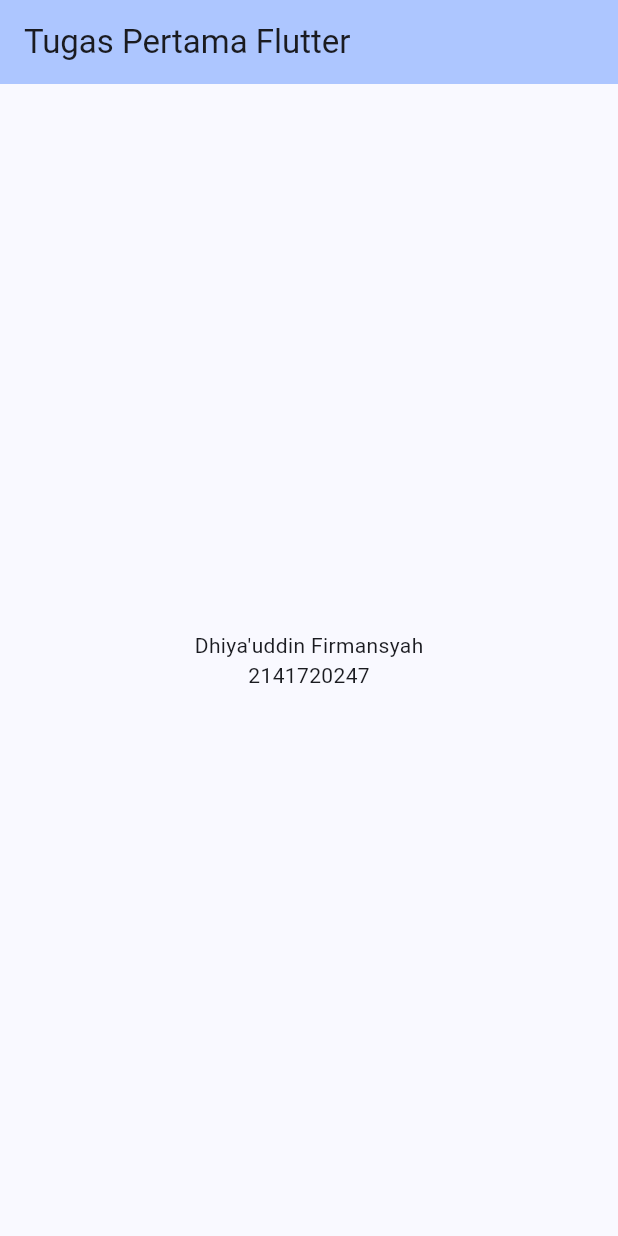
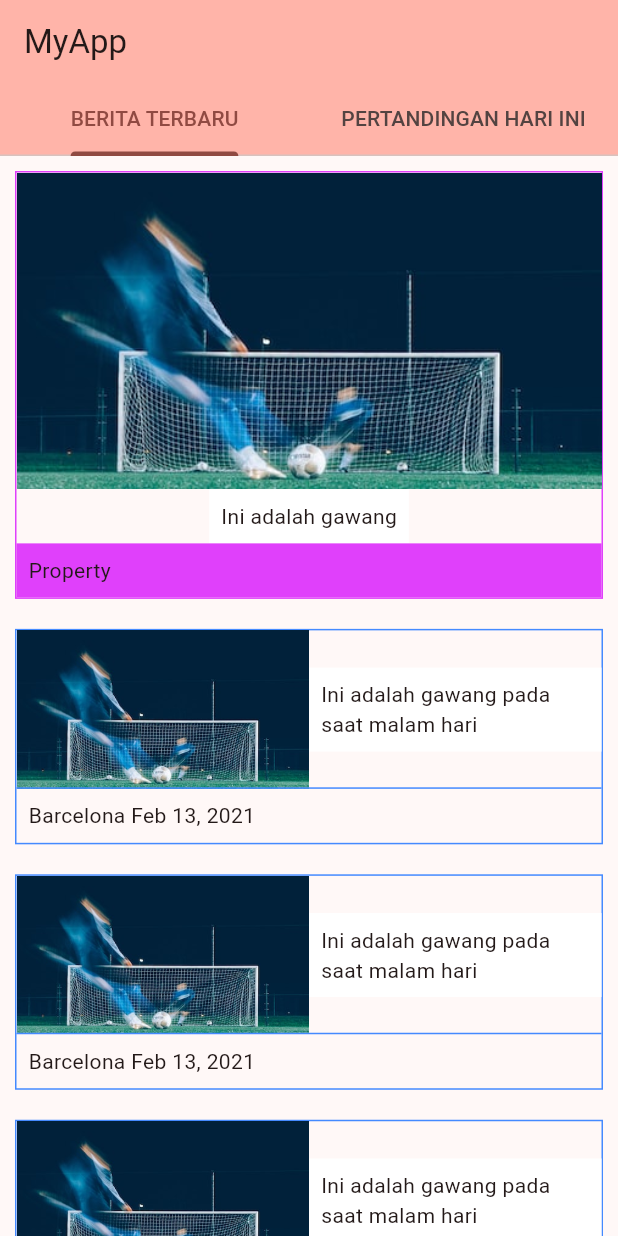
Before and after one commit to YayakFirmansyah/Pemrograman_Mobile, a Flutter app: the screen it shows after launch, on a phone screen of 412 x 824 dp. Run offline on Flutter 3.47's test engine with Material 2 defaults, Android fonts, the phone set to English and light mode, and no system bars.

Commit message:
praktikum 2.7

```diff
--- /dev/null
+++ b/lib/P1.dart
@@ -0,0 +1,55 @@
+import 'package:flutter/material.dart';
+
+void main() {
+  runApp(const MyApp());
+}
+
+class MyApp extends StatelessWidget {
+  const MyApp({super.key});
+
+  @override
+  Widget build(BuildContext context) {
+    return MaterialApp(
+      title: 'Flutter Demo',
+      theme: ThemeData(
+        colorScheme: ColorScheme.fromSeed(seedColor: Colors.blueAccent),
+        useMaterial3: true,
+      ),
+      home: const MyHomePage(title: 'Tugas Pertama Flutter'),
+    );
+  }
+}
+
+class MyHomePage extends StatefulWidget {
+  const MyHomePage({super.key, required this.title});
+  final String title;
+
+  @override
+  State<MyHomePage> createState() => _MyHomePageState();
+}
+
+class _MyHomePageState extends State<MyHomePage> {
+
+  @override
+  Widget build(BuildContext context) {
+    return Scaffold(
+      appBar: AppBar(
+        backgroundColor: Theme.of(context).colorScheme.inversePrimary,
+        title: Text(widget.title),
+      ),
+      body: const Center(
+        child: Column(
+          mainAxisAlignment: MainAxisAlignment.center,
+          children: <Widget>[
+            Text(
+              "Dhiya'uddin Firmansyah",
+            ),
+            Text(
+              "2141720247",
+            ),
+          ],
+        ),
+      ),
+    );
+  }
+}
--- a/lib/main.dart
+++ b/lib/main.dart
@@ -12,10 +12,10 @@ class MyApp extends StatelessWidget {
     return MaterialApp(
       title: 'Flutter Demo',
       theme: ThemeData(
-        colorScheme: ColorScheme.fromSeed(seedColor: Colors.blueAccent),
+        colorScheme: ColorScheme.fromSeed(seedColor: Colors.red),
         useMaterial3: true,
       ),
-      home: const MyHomePage(title: 'Tugas Pertama Flutter'),
+      home: const MyHomePage(title: 'MyApp'),
     );
   }
 }
@@ -29,27 +29,135 @@ class MyHomePage extends StatefulWidget {
 }
 
 class _MyHomePageState extends State<MyHomePage> {
+  @override
+  Widget build(BuildContext context) {
+    return DefaultTabController(
+      length: 2,
+      child: Scaffold(
+          appBar: AppBar(
+            bottom: const TabBar(tabs: [
+              Tab(
+                text: 'BERITA TERBARU',
+              ),
+              Tab(
+                text: 'PERTANDINGAN HARI INI',
+              )
+            ]),
+            backgroundColor: Theme.of(context).colorScheme.inversePrimary,
+            title: Text(widget.title),
+          ),
+          body: const TabBarView(
+            children: [FirstTab(), FirstTab()],
+          )),
+    );
+  }
+}
+
+class FirstTab extends StatelessWidget {
+  const FirstTab({
+    super.key,
+  });
 
   @override
   Widget build(BuildContext context) {
-    return Scaffold(
-      appBar: AppBar(
-        backgroundColor: Theme.of(context).colorScheme.inversePrimary,
-        title: Text(widget.title),
-      ),
-      body: const Center(
-        child: Column(
-          mainAxisAlignment: MainAxisAlignment.center,
-          children: <Widget>[
-            Text(
-              "Dhiya'uddin Firmansyah",
-            ),
-            Text(
-              "2141720247",
-            ),
-          ],
+    return Column(
+      mainAxisAlignment: MainAxisAlignment.start,
+      children: <Widget>[
+        Container(
+          decoration:
+              BoxDecoration(border: Border.all(color: Colors.purpleAccent)),
+          margin: EdgeInsets.all(10.0),
+          child: Column(
+            children: [
+              Image.asset("assets/images/header.jpeg"),
+              Container(
+                color: Colors.white,
+                padding: EdgeInsets.all(8.0),
+                child: Text("Ini adalah gawang"),
+              ),
+              Container(
+                width: double.infinity,
+                color: Colors.purpleAccent,
+                padding: EdgeInsets.all(8.0),
+                child: Text("Property"),
+              ),
+            ],
+          ),
         ),
+        Expanded(
+          child: ListView(
+            children: [
+              SecondWidget(),
+              SecondWidget(),
+              SecondWidget(),
+              SecondWidget(),
+            ],
+          ),
+        )
+      ],
+    );
+  }
+}
+
+class SecondWidget extends StatelessWidget {
+  const SecondWidget({
+    super.key,
+  });
+
+  @override
+  Widget build(BuildContext context) {
+    return Container(
+      decoration: BoxDecoration(border: Border.all(color: Colors.blueAccent)),
+      margin: EdgeInsets.all(10.0),
+      child: Column(
+        children: [
+          Row(
+            children: [
+              Expanded(
+                child: Image.asset("assets/images/header.jpeg"),
+              ),
+              Expanded(
+                child: Container(
+                  color: Colors.white,
+                  padding: EdgeInsets.all(8.0),
+                  child: Text("Ini adalah gawang pada saat malam hari"),
+                ),
+              ),
+            ],
+          ),
+          const Divider(
+            height: 0,
+            color: Colors.blueAccent,
+          ),
+          Container(
+            width: double.infinity,
+            padding: EdgeInsets.all(8.0),
+            child: Text("Barcelona Feb 13, 2021"),
+          ),
+        ],
       ),
     );
   }
 }
+
+class NewWidget extends StatelessWidget {
+  final String text;
+  final Color color;
+  const NewWidget({
+    super.key,
+    required this.text,
+    required this.color,
+  });
+
+  @override
+  Widget build(BuildContext context) {
+    return Expanded(
+      child: Container(
+        color: color,
+        height: 50.0,
+        alignment: Alignment.center,
+        child: Text(text),
+      ),
+    );
+  }
+}
--- a/pubspec.yaml
+++ b/pubspec.yaml
@@ -31,7 +31,6 @@ dependencies:
   flutter:
     sdk: flutter
 
-
   # The following adds the Cupertino Icons font to your application.
   # Use with the CupertinoIcons class for iOS style icons.
   cupertino_icons: ^1.0.2
@@ -52,15 +51,14 @@ dev_dependencies:
 
 # The following section is specific to Flutter packages.
 flutter:
-
   # The following line ensures that the Material Icons font is
   # included with your application, so that you can use the icons in
   # the material Icons class.
   uses-material-design: true
 
   # To add assets to your application, add an assets section, like this:
-  # assets:
-  #   - images/a_dot_burr.jpeg
+  assets:
+    - assets/images/header.jpeg
   #   - images/a_dot_ham.jpeg
 
   # An image asset can refer to one or more resolution-specific "variants", see
```
Also changed, not shown: assets/images/header.jpeg (added).
